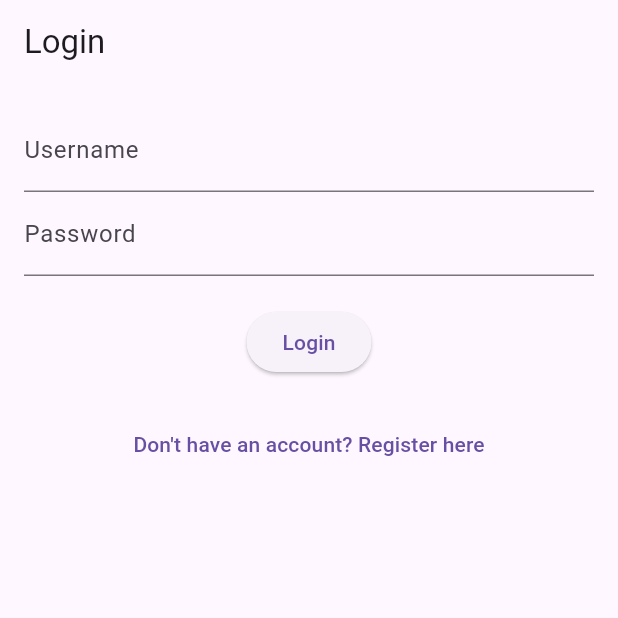
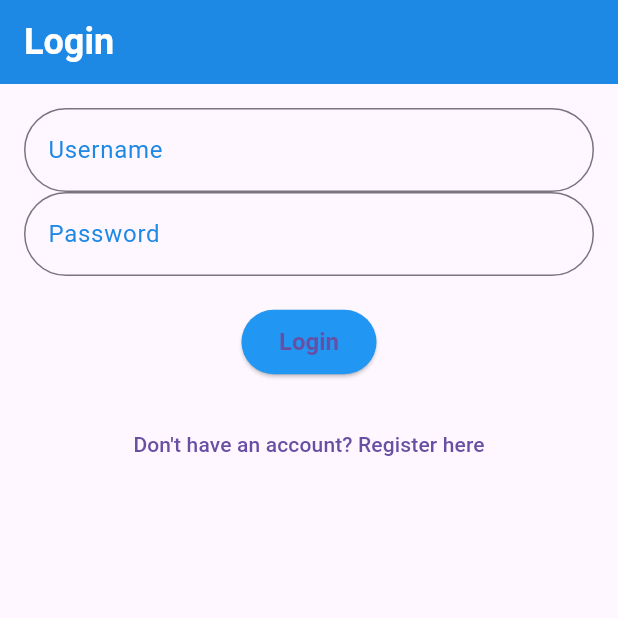
Before and after one commit to imenmoula/frontend_flutter, a Flutter app: the screen it shows after launch, on a phone screen of 412 x 824 dp, the top half of it. Run offline on Flutter 3.47's test engine with Material 3 defaults, Android fonts, the phone set to English and light mode, and no system bars.

Commit message:
fix : fix style

```diff
--- a/lib/main.dart
+++ b/lib/main.dart
@@ -3,21 +3,67 @@ import 'package:timetable_app/HomePage.dart';
 import 'package:timetable_app/login_page.dart';
 import 'package:timetable_app/register_page.dart';
 
-void main() => runApp(new MyApp());
+void main() => runApp(MyApp());
 
 final routes = {
-  '/login': (BuildContext context) => new LoginPage(),
-  '/home': (BuildContext context) => new HomePage(),
-  '/register': (BuildContext context) => new RegisterPage(),
-  '/': (BuildContext context) => new LoginPage(),
+  '/login': (BuildContext context) => LoginPage(),
+  '/home': (BuildContext context) => HomePage(),
+  '/register': (BuildContext context) => RegisterPage(),
+  '/': (BuildContext context) => LoginPage(),
 };
 
 class MyApp extends StatelessWidget {
   @override
   Widget build(BuildContext context) {
-    return new MaterialApp(
+    return MaterialApp(
       title: 'Login Register App',
-      theme: new ThemeData(primarySwatch: Colors.teal),
+      theme: ThemeData(
+        // Modification de la couleur principale en bleu
+        primarySwatch: Colors.blue,
+        visualDensity: VisualDensity.adaptivePlatformDensity,
+        textTheme: TextTheme(
+          titleLarge: TextStyle(
+            fontWeight: FontWeight.bold,
+            fontSize: 24,
+            color: Colors.blue[800], // Couleur des titres en bleu
+          ),
+          bodyMedium: TextStyle(
+            fontSize: 18,
+            color: Colors.black87, // Couleur du texte principal
+          ),
+        ),
+        inputDecorationTheme: InputDecorationTheme(
+          border: OutlineInputBorder(
+            borderRadius: BorderRadius.circular(30.0),
+          ),
+          focusedBorder: OutlineInputBorder(
+            borderSide: BorderSide(color: Colors.blue), // Couleur bleu pour le focus
+          ),
+          labelStyle: TextStyle(color: Colors.blue[600]), // Couleur du label en bleu
+        ),
+        elevatedButtonTheme: ElevatedButtonThemeData(
+          style: ElevatedButton.styleFrom(
+            backgroundColor: Colors.blue, // Couleur des boutons en bleu
+            shape: RoundedRectangleBorder(
+              borderRadius: BorderRadius.circular(30.0),
+            ),
+            padding: EdgeInsets.symmetric(vertical: 12, horizontal: 25),
+            textStyle: TextStyle(
+              fontSize: 16,
+              fontWeight: FontWeight.bold,
+            ),
+          ),
+        ),
+        appBarTheme: AppBarTheme(
+          color: Colors.blue[600], // Couleur du AppBar en bleu
+          elevation: 0,
+          titleTextStyle: TextStyle(
+            fontWeight: FontWeight.bold,
+            fontSize: 24,
+            color: Colors.white,
+          ),
+        ),
+      ),
       routes: routes,
     );
   }
```
